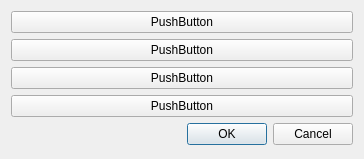
The window that src/p8scenario_gui.ui (iut-ibk/P8Modules) describes before a commit, drawn with Qt 5.
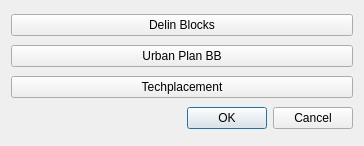
The same window after the commit.

Commit message: added urbanbeats guis

What changed in the file:
```diff
--- a/src/p8scenario_gui.ui
+++ b/src/p8scenario_gui.ui
@@ -7,7 +7,7 @@
     <x>0</x>
     <y>0</y>
     <width>364</width>
-    <height>159</height>
+    <height>146</height>
    </rect>
   </property>
   <property name="windowTitle">
@@ -17,28 +17,21 @@
    <item>
     <widget class="QPushButton" name="pb_ui_delimblocks">
      <property name="text">
-      <string>PushButton</string>
+      <string>Delin Blocks</string>
      </property>
     </widget>
    </item>
    <item>
     <widget class="QPushButton" name="pushButton_2">
      <property name="text">
-      <string>PushButton</string>
+      <string>Urban Plan BB</string>
      </property>
     </widget>
    </item>
    <item>
     <widget class="QPushButton" name="pushButton_3">
      <property name="text">
-      <string>PushButton</string>
-     </property>
-    </widget>
-   </item>
-   <item>
-    <widget class="QPushButton" name="pushButton_4">
-     <property name="text">
-      <string>PushButton</string>
+      <string>Techplacement</string>
      </property>
     </widget>
    </item>
```
Left out of the diff: 6 changed lines with no effect on the pictures. The commit also changes 4 other files.
